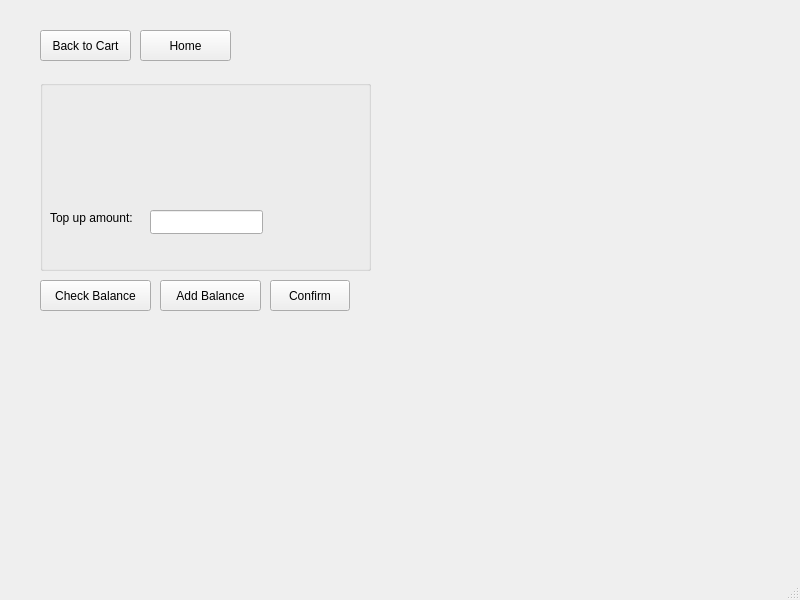
Qt form FoodOrderingApp/payment.ui (xyang2316/OOP-project) before a commit.
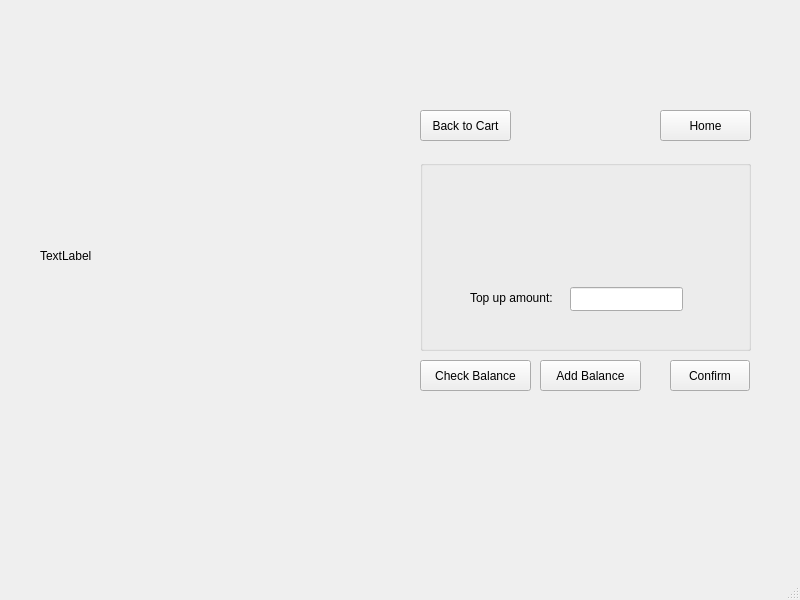
The same form after that commit.

```diff
--- a/FoodOrderingApp/payment.ui
+++ b/FoodOrderingApp/payment.ui
@@ -17,8 +17,8 @@
    <widget class="QPushButton" name="pushButton">
     <property name="geometry">
      <rect>
-      <x>270</x>
-      <y>280</y>
+      <x>670</x>
+      <y>360</y>
       <width>80</width>
       <height>31</height>
      </rect>
@@ -30,8 +30,8 @@
    <widget class="QPushButton" name="pushButton_addBalance">
     <property name="geometry">
      <rect>
-      <x>160</x>
-      <y>280</y>
+      <x>540</x>
+      <y>360</y>
       <width>101</width>
       <height>31</height>
      </rect>
@@ -43,8 +43,8 @@
    <widget class="QGroupBox" name="groupBox">
     <property name="geometry">
      <rect>
-      <x>40</x>
-      <y>80</y>
+      <x>420</x>
+      <y>160</y>
       <width>331</width>
       <height>191</height>
      </rect>
@@ -55,7 +55,7 @@
     <widget class="QLabel" name="label_5">
      <property name="geometry">
       <rect>
-       <x>10</x>
+       <x>50</x>
        <y>130</y>
        <width>121</width>
        <height>16</height>
@@ -68,8 +68,8 @@
     <widget class="QLineEdit" name="lineEdit_payAmount">
      <property name="geometry">
       <rect>
-       <x>110</x>
-       <y>130</y>
+       <x>150</x>
+       <y>127</y>
        <width>113</width>
        <height>24</height>
       </rect>
@@ -78,8 +78,8 @@
     <widget class="QWidget" name="verticalLayoutWidget">
      <property name="geometry">
       <rect>
-       <x>40</x>
-       <y>40</y>
+       <x>30</x>
+       <y>30</y>
        <width>251</width>
        <height>71</height>
       </rect>
@@ -90,8 +90,8 @@
    <widget class="QPushButton" name="pushButton_backToCart">
     <property name="geometry">
      <rect>
-      <x>40</x>
-      <y>30</y>
+      <x>420</x>
+      <y>110</y>
       <width>91</width>
       <height>31</height>
      </rect>
@@ -103,8 +103,8 @@
    <widget class="QPushButton" name="pushButton_checkBalance">
     <property name="geometry">
      <rect>
-      <x>40</x>
-      <y>280</y>
+      <x>420</x>
+      <y>360</y>
       <width>111</width>
       <height>31</height>
      </rect>
@@ -116,8 +116,8 @@
    <widget class="QPushButton" name="pushButton_home">
     <property name="geometry">
      <rect>
-      <x>140</x>
-      <y>30</y>
+      <x>660</x>
+      <y>110</y>
       <width>91</width>
       <height>31</height>
      </rect>
@@ -126,6 +126,19 @@
      <string>Home</string>
     </property>
    </widget>
+   <widget class="QLabel" name="label_pic">
+    <property name="geometry">
+     <rect>
+      <x>40</x>
+      <y>100</y>
+      <width>331</width>
+      <height>311</height>
+     </rect>
+    </property>
+    <property name="text">
+     <string>TextLabel</string>
+    </property>
+   </widget>
   </widget>
   <widget class="QMenuBar" name="menubar">
    <property name="geometry">
```
Left out of the diff: 2 changed lines with no effect on the pictures.
